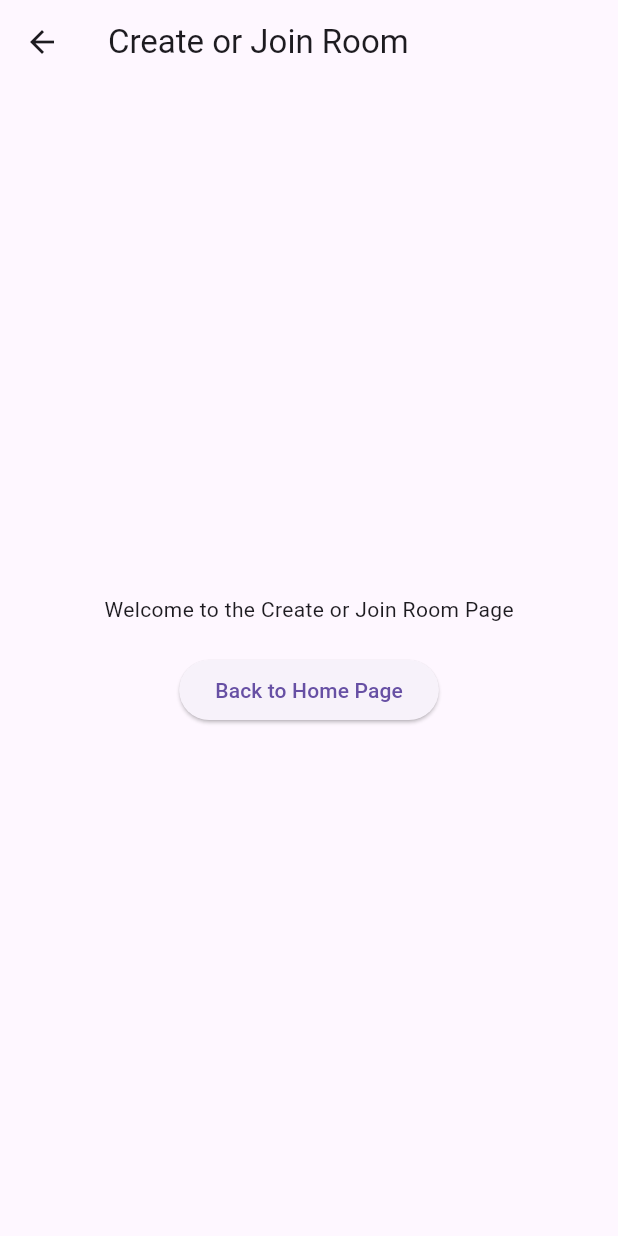
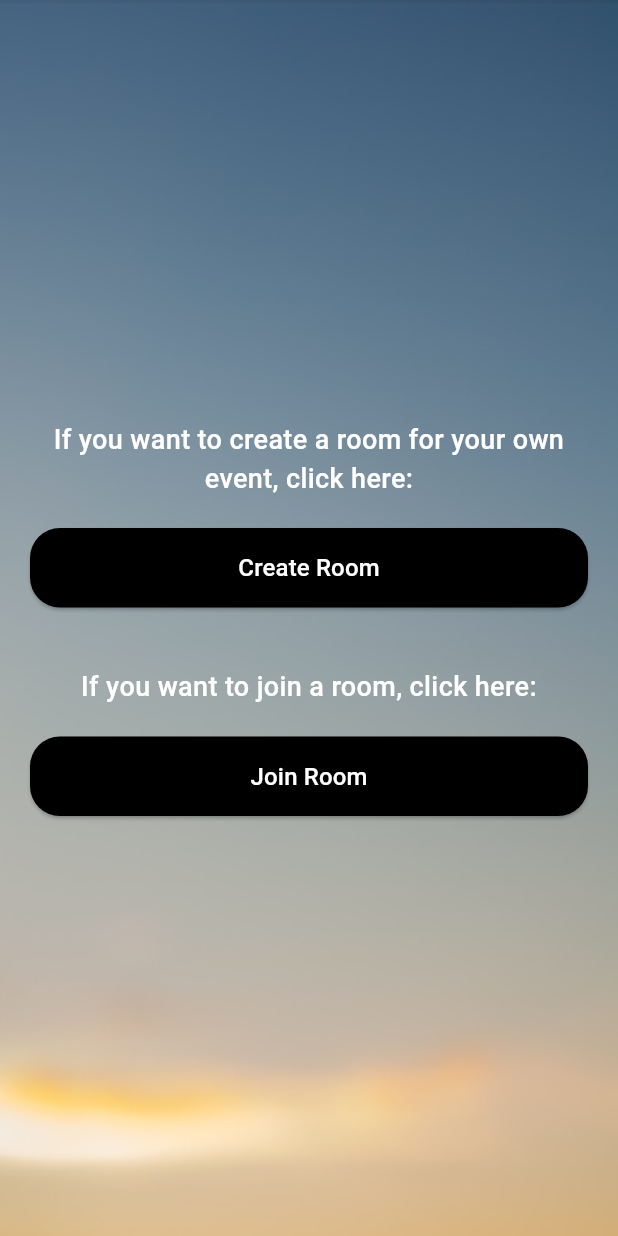
Before and after one commit to MuhammadTahmidurRahman/CSE-299-FACE-RECPGNITION-APP, a Flutter app: the CreateOrJoinRoomPage screen opened directly, on a phone screen of 412 x 824 dp. Run offline on Flutter 3.47's test engine with Material 3 defaults, Android fonts, the phone set to English and light mode, and no system bars; our stand-ins replace firebase_auth, firebase_core, firebase_storage, google_sign_in, image_picker, permission_handler and 1 more; accounts and stored records are empty.

Commit message:
Update createorjoinroom.dart

```diff
--- a/lib/createorjoinroom.dart
+++ b/lib/createorjoinroom.dart
@@ -1,28 +1,100 @@
 import 'package:flutter/material.dart';
+import 'create_event.dart';  // Create Event Page
+import 'join_event.dart';  // Join Event Page
 
 class CreateOrJoinRoomPage extends StatelessWidget {
   @override
   Widget build(BuildContext context) {
     return Scaffold(
-      appBar: AppBar(
-        title: Text('Create or Join Room'),
+      body: Stack(
+        fit: StackFit.expand,
+        children: [
+          Image.asset(
+            'assets/hpbg1.png',  // Background image for the page
+            fit: BoxFit.cover,
           ),
-      body: Center(
+          SafeArea(
+            child: Padding(
+              padding: const EdgeInsets.symmetric(horizontal: 20.0),
               child: Column(
                 mainAxisAlignment: MainAxisAlignment.center,
+                crossAxisAlignment: CrossAxisAlignment.center,
                 children: [
-            Text('Welcome to the Create or Join Room Page'),
+                  // Description for Create Room
+                  Text(
+                    'If you want to create a room for your own event, click here:',
+                    style: TextStyle(
+                      color: Colors.white,
+                      fontSize: 18,
+                      fontWeight: FontWeight.w500,
+                    ),
+                    textAlign: TextAlign.center,
+                  ),
                   SizedBox(height: 20),
+                  // Create Room Button
                   ElevatedButton(
                     onPressed: () {
-                // Navigate back to the Home Page
-                Navigator.pop(context);
+                      // Navigate to Create Event page
+                      Navigator.push(
+                        context,
+                        MaterialPageRoute(builder: (context) => CreateEventPage()),
+                      );
                     },
-              child: Text('Back to Home Page'),
+                    style: ElevatedButton.styleFrom(
+                      backgroundColor: Colors.black,
+                      padding: EdgeInsets.symmetric(vertical: 15),
+                      shape: RoundedRectangleBorder(
+                        borderRadius: BorderRadius.circular(20),
+                      ),
+                    ),
+                    child: Center(
+                      child: Text(
+                        'Create Room',
+                        style: TextStyle(color: Colors.white, fontSize: 16),
+                      ),
+                    ),
+                  ),
+                  SizedBox(height: 40),
+                  // Description for Join Room
+                  Text(
+                    'If you want to join a room, click here:',
+                    style: TextStyle(
+                      color: Colors.white,
+                      fontSize: 18,
+                      fontWeight: FontWeight.w500,
+                    ),
+                    textAlign: TextAlign.center,
+                  ),
+                  SizedBox(height: 20),
+                  // Join Room Button
+                  ElevatedButton(
+                    onPressed: () {
+                      // Navigate to Join Event page
+                      Navigator.push(
+                        context,
+                        MaterialPageRoute(builder: (context) => JoinEventPage()),
+                      );
+                    },
+                    style: ElevatedButton.styleFrom(
+                      backgroundColor: Colors.black,
+                      padding: EdgeInsets.symmetric(vertical: 15),
+                      shape: RoundedRectangleBorder(
+                        borderRadius: BorderRadius.circular(20),
+                      ),
+                    ),
+                    child: Center(
+                      child: Text(
+                        'Join Room',
+                        style: TextStyle(color: Colors.white, fontSize: 16),
+                      ),
+                    ),
                   ),
                 ],
               ),
             ),
+          ),
+        ],
+      ),
     );
   }
 }
```
Lines whose indentation alone changed are shown as unchanged.
